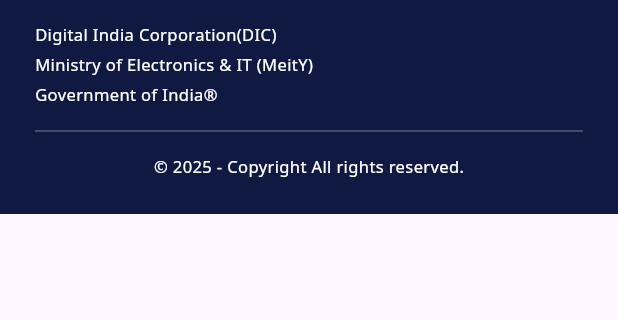
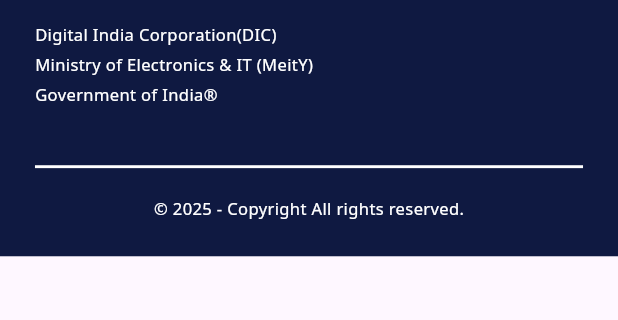
Before and after one commit to COSS-India/VoiceGive, a Flutter app: the HomeFooterSection widget shown alone on an empty page, opened directly, on a phone screen of 412 x 824 dp, the part 343-663 px from its top. Run offline on Flutter 3.47's test engine with Material 3 defaults, Android fonts, the phone set to English and light mode, and no system bars; our stand-ins replace cached_network_image, flutter_dotenv, flutter_screenutil, flutter_secure_storage, flutter_svg, google_fonts and 3 more; missing offline and left inert: encrypt, record; accounts and stored records are empty; project files that could hold a hidden picture were left out.

Commit message:
feat: update home screen seperator line to bold

```diff
--- a/lib/screens/home_screen/widgets/home_footer_section.dart
+++ b/lib/screens/home_screen/widgets/home_footer_section.dart
@@ -102,14 +102,14 @@ class HomeFooterSection extends StatelessWidget {
                   fontWeight: FontWeight.normal,
                 ),
               ),
-              SizedBox(height: 16.w),
+              SizedBox(height: 40.w),
               // Separator line
               Container(
-                height: 1.w,
+                height: 2.w,
                 width: double.infinity,
-                color: Colors.white.withOpacity(0.3),
+                color: Colors.white,
               ),
-              SizedBox(height: 16.w),
+              SizedBox(height: 20.w),
               // Copyright notice
               Center(
                 child: Text(
```
